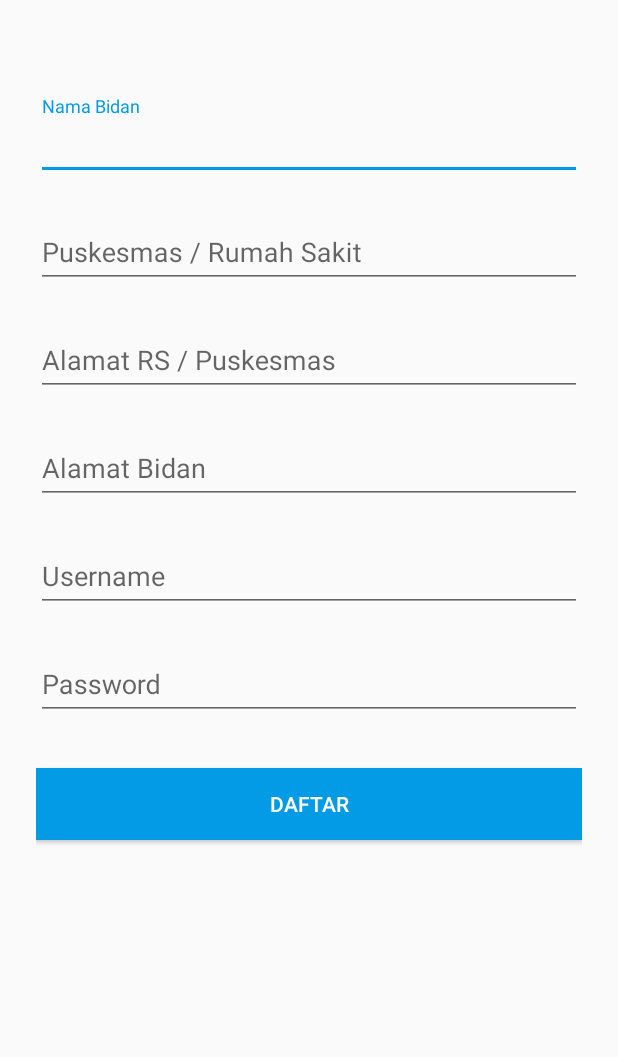
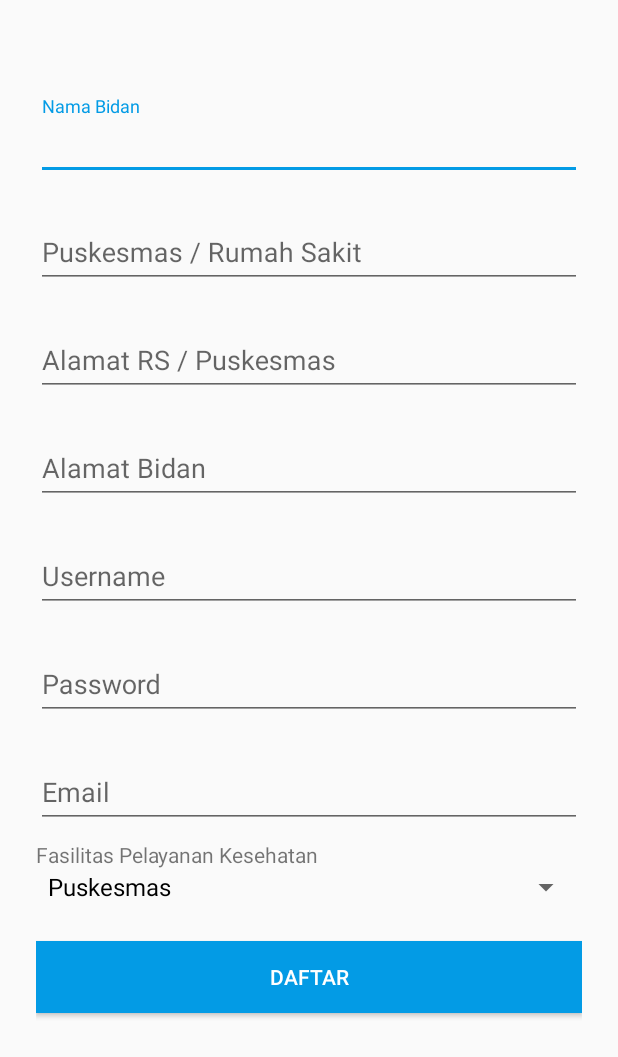
Before and after one commit to iWannabd/SahabatBidan, an Android app: the screen it shows after launch (LoginActivity), after a tap on "DAFTAR", on a phone screen of 412 x 824 dp. Shown: the top 1057 px of the screen. Run offline under Robolectric (Android 15) with nearby library versions, the phone set to English and light mode, and no system bars; 3 other taps on this screen came first.

Commit message:
pindah lagi

```diff
--- a/app/src/main/java/com/example/azaqo/sahabatbidan/PlaceholderFragmentLogin.java
+++ b/app/src/main/java/com/example/azaqo/sahabatbidan/PlaceholderFragmentLogin.java
@@ -1,15 +1,19 @@
 package com.example.azaqo.sahabatbidan;
 
 import android.content.Context;
+import android.content.DialogInterface;
 import android.content.SharedPreferences;
 import android.os.Bundle;
+import android.support.v4.app.DialogFragment;
 import android.support.v4.app.Fragment;
+import android.support.v7.app.AlertDialog;
 import android.util.Log;
 import android.view.LayoutInflater;
 import android.view.View;
 import android.view.ViewGroup;
 import android.widget.Button;
 import android.widget.EditText;
+import android.widget.Spinner;
 import android.widget.TextView;
 import android.widget.Toast;
 
@@ -19,7 +23,7 @@ import android.widget.Toast;
 public class PlaceholderFragmentLogin extends Fragment {
     public static SharedPreferences shapref;
     public static SharedPreferences.Editor editor;
-    static final String[] tokeys = {"nama","instansi","alamatrs","alamatbidan","username","passwd"};
+    static final String[] tokeys = {"nama","instansi","alamatrs","alamatbidan","username","passwd","email","faspelkes"};
 
     ChangePage changePage;
     public interface ChangePage{
@@ -114,13 +118,15 @@ public class PlaceholderFragmentLogin extends Fragment {
                 (EditText) view.findViewById(R.id.alamatbidan),
                 (EditText) view.findViewById(R.id.username),
                 (EditText) view.findViewById(R.id.passwd),
+                (EditText) view.findViewById(R.id.email),
         };
+        final Spinner faspelkes = (Spinner) view.findViewById(R.id.faspelkes);
 
         btn_daftar.setOnClickListener(new View.OnClickListener() {
             @Override
             public void onClick(View v) {
                 Boolean lengkap=true;
-                for (int i = 0; i < tokeys.length; i++) {
+                for (int i = 0; i < todata.length; i++) {
                     if (todata[i].getText().toString().trim().length() != 0) {
                         lengkap = true;
                     }
@@ -130,11 +136,33 @@ public class PlaceholderFragmentLogin extends Fragment {
                     }
                 }
                 if (lengkap) {
-                    for (int i = 0; i < tokeys.length; i++) {
+                    for (int i = 0; i < todata.length; i++) {
                         editor.putString(tokeys[i], todata[i].getText().toString());
                     }
+                    editor.putString("faspelkes",""+faspelkes.getSelectedItemPosition());
                     editor.commit();
-                    UploadData();
+                    //menampilkan syarat dan ketentuan
+                    AlertDialog alertDialog = new AlertDialog.Builder(getActivity()).create();
+                    alertDialog.setTitle("Syarat dan ketentuan");
+                    alertDialog.setMessage("Apakah anda menyetujua persyaratan dan ketentuan yang berlaku?");
+                    alertDialog.setButton(AlertDialog.BUTTON_POSITIVE, "Ya",
+                            new DialogInterface.OnClickListener() {
+                                @Override
+                                public void onClick(DialogInterface dialog, int which) {
+                                    UploadData();
+                                    dialog.dismiss();
+                                }
+                            }
+                    );
+                    alertDialog.setButton(AlertDialog.BUTTON_NEGATIVE,"Tidak",
+                            new DialogInterface.OnClickListener() {
+                                @Override
+                                public void onClick(DialogInterface dialog, int which) {
+                                    dialog.dismiss();
+                                }
+                            }
+                            );
+                    alertDialog.show();
                 } else
                     Toast.makeText(getContext(),"Data belum lengkap",Toast.LENGTH_SHORT).show();
             }
--- a/app/src/main/res/layout/fragment_registrasi.xml
+++ b/app/src/main/res/layout/fragment_registrasi.xml
@@ -88,6 +88,32 @@
                 android:hint="Password" />
         </android.support.design.widget.TextInputLayout>
 
+        <android.support.design.widget.TextInputLayout
+            android:layout_width="match_parent"
+            android:layout_height="wrap_content"
+            android:layout_marginTop="8dp"
+            android:layout_marginBottom="8dp">
+            <EditText android:id="@+id/email"
+                android:layout_width="match_parent"
+                android:layout_height="wrap_content"
+                android:inputType="textEmailAddress"
+                android:hint="Email" />
+        </android.support.design.widget.TextInputLayout>
+
+        <TextView
+            android:layout_width="wrap_content"
+            android:layout_height="wrap_content"
+            android:textAppearance="?android:attr/textAppearanceSmall"
+            android:text="Fasilitas Pelayanan Kesehatan"
+            android:id="@+id/textView4" />
+
+        <Spinner
+            android:layout_width="match_parent"
+            android:layout_height="wrap_content"
+            android:id="@+id/faspelkes"
+            android:entries="@array/faspelkes"
+            />
+
         <android.support.v7.widget.AppCompatButton
             android:id="@+id/btn_daftar"
             android:layout_width="fill_parent"
--- a/app/src/main/res/values/strings.xml
+++ b/app/src/main/res/values/strings.xml
@@ -42,4 +42,18 @@
         <item>2-10</item>
         <item>10</item>
     </string-array>
+
+    <string-array name="faspelkes">
+        <item>Puskesmas</item>
+        <item>Rumah Sakit</item>
+        <item>Rumah Sakit Bersalin</item>
+        <item>Bidan Swasta</item>
+    </string-array>
+
+    <string-array name="faspelkesval">
+        <item>0</item>
+        <item>1</item>
+        <item>2</item>
+        <item>3</item>
+    </string-array>
 </resources>
```
Also changed, not shown: app/src/main/java/com/example/azaqo/sahabatbidan/PemeriksaanAmnesa.java (+40 -6 lines).
